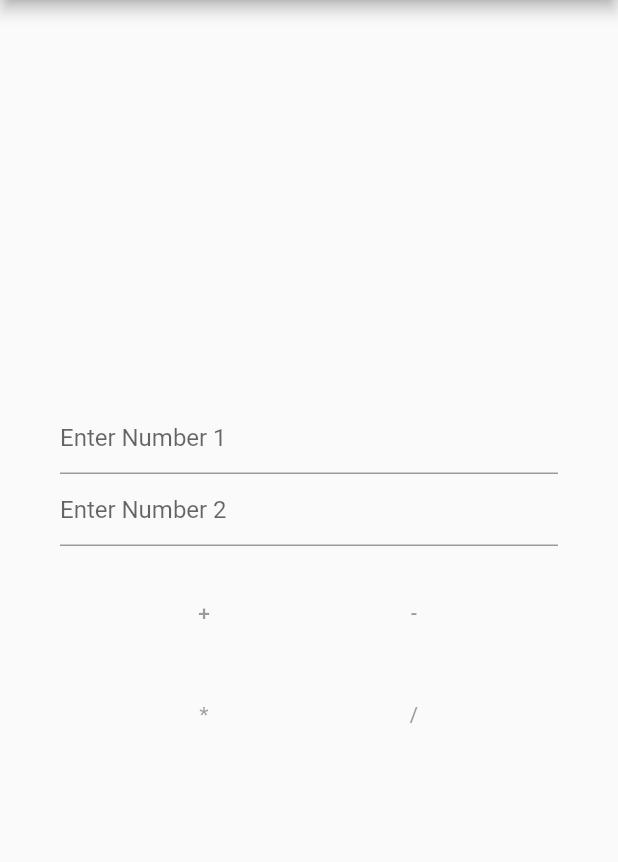
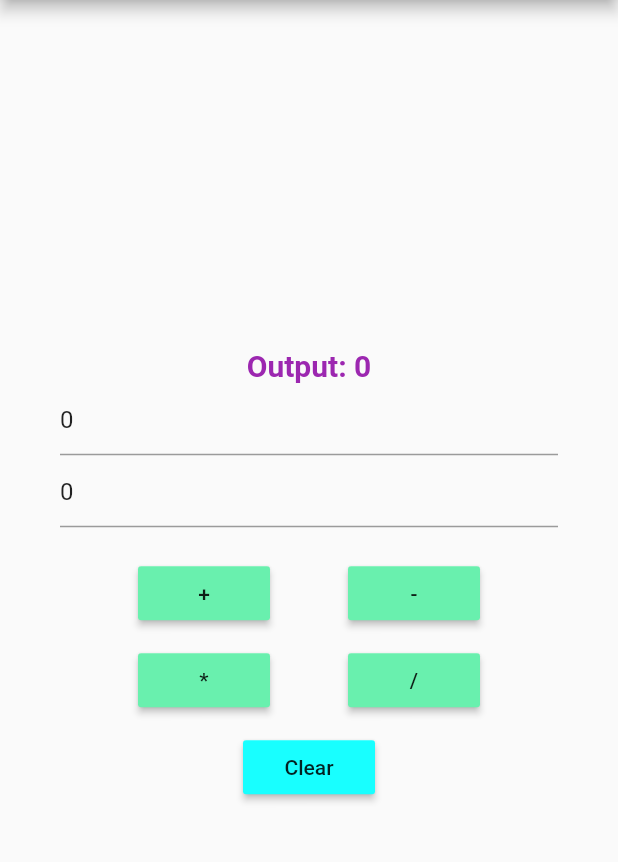
Before and after one commit to aless10/FlutterCalculatorApp, a Flutter app: the screen it shows after launch, on a phone screen of 412 x 824 dp, the part 84-946 px from its top. Run offline on Flutter 3.47's test engine with Material 2 defaults, Android fonts, the phone set to English and light mode, and no system bars.

Commit message:
[add] add actions on button click

```diff
--- a/lib/homePage.dart
+++ b/lib/homePage.dart
@@ -6,6 +6,51 @@ class MyHomePage extends StatefulWidget {
 }
 
 class HomePageState extends State<MyHomePage> {
+  var num1 = 0, num2 = 0, sum = 0;
+
+  final TextEditingController t1 = TextEditingController(text: "0");
+  final TextEditingController t2 = TextEditingController(text: "0");
+
+  void add() {
+    setState(() {
+      num1 = int.parse(t1.text);
+      num2 = int.parse(t2.text);
+      sum = num1 + num2;
+    });
+  }
+
+  void sub() {
+    setState(() {
+      num1 = int.parse(t1.text);
+      num2 = int.parse(t2.text);
+      sum = num1 - num2;
+    });
+  }
+
+  void multiply() {
+    setState(() {
+      num1 = int.parse(t1.text);
+      num2 = int.parse(t2.text);
+      sum = num1 * num2;
+    });
+  }
+
+  void divide() {
+    setState(() {
+      num1 = int.parse(t1.text);
+      num2 = int.parse(t2.text);
+      sum = num1 ~/ num2;
+    });
+  }
+
+  void clear() {
+    setState(() {
+      sum = 0;
+      t1.text = "0";
+      t2.text = "0";
+    });
+  }
+
   @override
   Widget build(BuildContext context) {
     return Scaffold(
@@ -18,13 +63,22 @@ class HomePageState extends State<MyHomePage> {
           padding: const EdgeInsets.all(40.0),
           child: Column(mainAxisAlignment: MainAxisAlignment.center, children: <
               Widget>[
+            Text(
+              "Output: $sum",
+              style: TextStyle(
+                  fontSize: 20.0,
+                  color: Colors.purple,
+                  fontWeight: FontWeight.bold),
+            ),
             TextField(
               keyboardType: TextInputType.number,
               decoration: InputDecoration(hintText: "Enter Number 1"),
+              controller: t1,
             ),
             TextField(
               keyboardType: TextInputType.number,
               decoration: InputDecoration(hintText: "Enter Number 2"),
+              controller: t2,
             ),
             Padding(
               padding: const EdgeInsets.only(top: 20.0),
@@ -32,20 +86,44 @@ class HomePageState extends State<MyHomePage> {
             Row(
               mainAxisAlignment: MainAxisAlignment.spaceEvenly,
               children: <Widget>[
-                MaterialButton(child: Text("+"), onPressed: null, color: Colors.greenAccent,),
-                MaterialButton(child: Text("-"), onPressed: null, color: Colors.greenAccent),
+                MaterialButton(
+                  child: Text("+"),
+                  onPressed: add,
+                  color: Colors.greenAccent,
+                ),
+                MaterialButton(
+                    child: Text("-"),
+                    onPressed: sub,
+                    color: Colors.greenAccent),
               ],
             ),
             Padding(
-              padding: const EdgeInsets.only(top: 20.0),
+              padding: const EdgeInsets.only(top: 10.0),
             ),
             Row(
               mainAxisAlignment: MainAxisAlignment.spaceEvenly,
               children: <Widget>[
-                MaterialButton(child: Text("*"), onPressed: null, color: Colors.greenAccent),
-                MaterialButton(child: Text("/"), onPressed: null, color: Colors.greenAccent)
+                MaterialButton(
+                    child: Text("*"),
+                    onPressed: multiply,
+                    color: Colors.greenAccent),
+                MaterialButton(
+                    child: Text("/"),
+                    onPressed: divide,
+                    color: Colors.greenAccent)
               ],
-            )
+            ),
+            Padding(padding: const EdgeInsets.only(top: 10.0)),
+            Row(
+              mainAxisAlignment: MainAxisAlignment.spaceEvenly,
+              children: <Widget>[
+                MaterialButton(
+                  child: Text("Clear"),
+                  onPressed: clear,
+                  color: Colors.cyanAccent,
+                )
+              ],
+            ),
           ])), // This trailing comma makes auto-formatting nicer for build methods.
     );
   }
```
